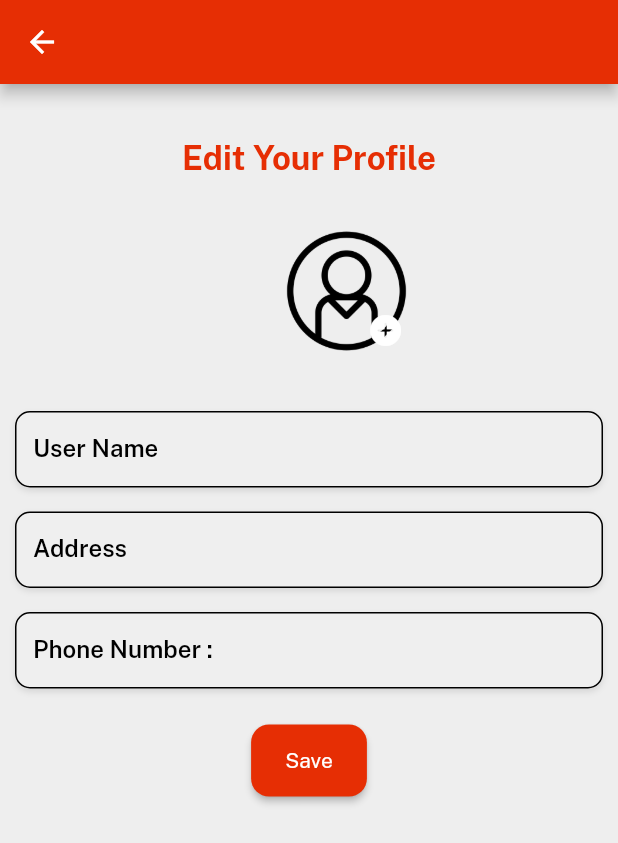
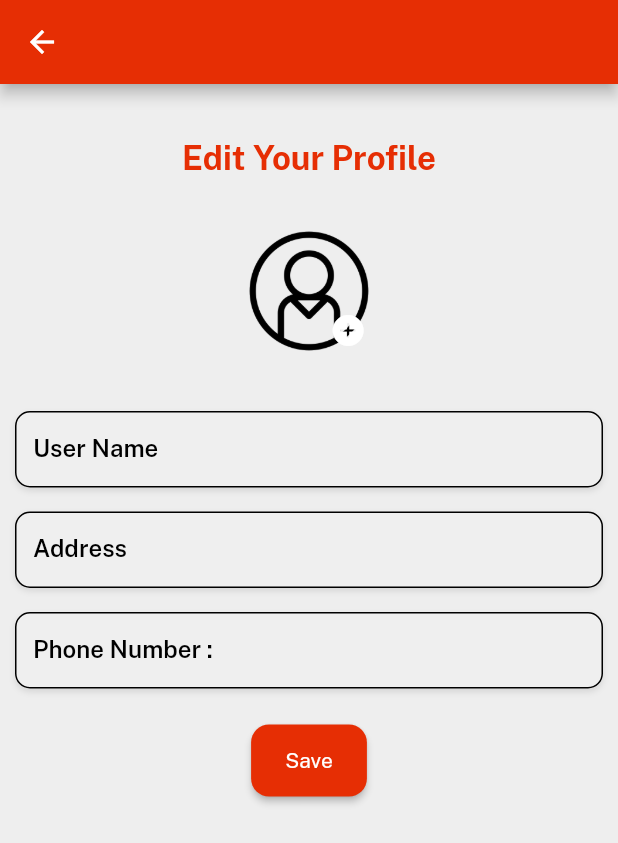
Before and after one commit to AhmadMohAfaneh/FoodExpress, a Flutter app: the UserEditProfileScreen screen opened directly with empty values, on a phone screen of 412 x 824 dp. Shown: the top 843 px of the screen. Run offline on Flutter 3.47's test engine with Material 2 defaults, Android fonts, the light colour scheme and no system bars; our stand-ins replace cloud_firestore, firebase_auth, firebase_core, firebase_messaging, firebase_storage, flutter_local_notifications and 4 more; missing offline and left inert: dart:ffi; accounts and stored records are empty.

Commit message:
fixed some problems

```diff
--- a/lib/controllers/orders_controller.dart
+++ b/lib/controllers/orders_controller.dart
@@ -86,8 +86,6 @@ class OrdersController extends GetxController{
     map((querySnapshot) => querySnapshot.docs.map((doc) => Product.fromFirestore(doc)).toList());
 
   }
-
-
 
   Stream getOrderData(statusId){
     var db = FirebaseFirestore.instance;
--- a/lib/screens/account_screen/user_edit_profile.dart
+++ b/lib/screens/account_screen/user_edit_profile.dart
@@ -44,9 +44,7 @@ class UserEditProfileScreen extends StatelessWidget {
                             fontFamily: bold, color: redColor, fontSize: 22),
                       )),
 
-                  Padding(
-                    padding: const EdgeInsets.only(left: 50),
-                    child: Stack(
+                  Stack(
                     alignment: Alignment.bottomRight,
                     children: [
                       data['imageUrl'] == '' && controller.chosenImagePath.isEmpty ?
@@ -93,7 +91,6 @@ class UserEditProfileScreen extends StatelessWidget {
                         color: Colors.white,
                       ),
                     ],
-                    ),
                   ),
 
                   30.heightBox,
--- a/pubspec.yaml
+++ b/pubspec.yaml
@@ -28,6 +28,7 @@ environment:
 # the latest version available on pub.dev. To see which dependencies have newer
 # versions available, run `flutter pub outdated`.
 dependencies:
+  url_launcher: ^6.1.5
   http:
   firebase_messaging:
   flutter_local_notifications:
```
Also changed, not shown: lib/screens/home_screen/menu/menu.dart (+9 -0 lines), pubspec.lock, 5 other files. Lines whose indentation alone changed are shown as unchanged.
